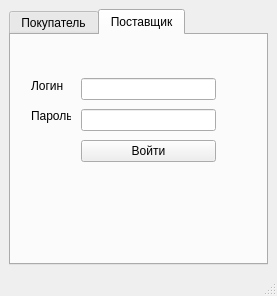
This is mainwindow.ui in IraSoro/bike-store-database as Qt 5 draws it before an edit. The edited form follows.
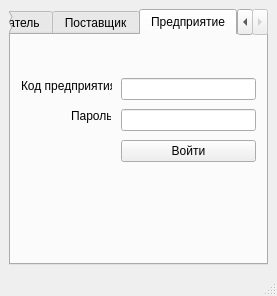
This is the edited form.

What changed in the file:
```diff
--- a/mainwindow.ui
+++ b/mainwindow.ui
@@ -18,7 +18,7 @@
     <item>
      <widget class="QTabWidget" name="tabWidget">
       <property name="currentIndex">
-       <number>1</number>
+       <number>2</number>
       </property>
       <widget class="QWidget" name="tab">
        <attribute name="title">
@@ -183,6 +183,84 @@
         </property>
        </widget>
       </widget>
+      <widget class="QWidget" name="tab_3">
+       <attribute name="title">
+        <string>Предприятие</string>
+       </attribute>
+       <widget class="QLabel" name="label_5">
+        <property name="geometry">
+         <rect>
+          <x>10</x>
+          <y>40</y>
+          <width>91</width>
+          <height>21</height>
+         </rect>
+        </property>
+        <property name="maximumSize">
+         <size>
+          <width>100</width>
+          <height>16777215</height>
+         </size>
+        </property>
+        <property name="text">
+         <string>Код предприятия</string>
+        </property>
+       </widget>
+       <widget class="QWidget" name="layoutWidget_3">
+        <property name="geometry">
+         <rect>
+          <x>110</x>
+          <y>40</y>
+          <width>135</width>
+          <height>91</height>
+         </rect>
+        </property>
+        <layout class="QVBoxLayout" name="verticalLayout_4">
+         <item>
+          <widget class="QLineEdit" name="lineEdit_KodPred">
+           <property name="placeholderText">
+            <string/>
+           </property>
+          </widget>
+         </item>
+         <item>
+          <widget class="QLineEdit" name="lineEdit_ParolPred"/>
+         </item>
+         <item>
+          <widget class="QPushButton" name="pushButton_Pred">
+           <property name="sizePolicy">
+            <sizepolicy hsizetype="Minimum" vsizetype="Fixed">
+             <horstretch>0</horstretch>
+             <verstretch>0</verstretch>
+            </sizepolicy>
+           </property>
+           <property name="text">
+            <string>Войти</string>
+           </property>
+          </widget>
+         </item>
+        </layout>
+       </widget>
+       <widget class="QLabel" name="label_6">
+        <property name="geometry">
+         <rect>
+          <x>60</x>
+          <y>70</y>
+          <width>40</width>
+          <height>21</height>
+         </rect>
+        </property>
+        <property name="maximumSize">
+         <size>
+          <width>40</width>
+          <height>16777215</height>
+         </size>
+        </property>
+        <property name="text">
+         <string>Пароль</string>
+        </property>
+       </widget>
+      </widget>
      </widget>
     </item>
    </layout>
```
